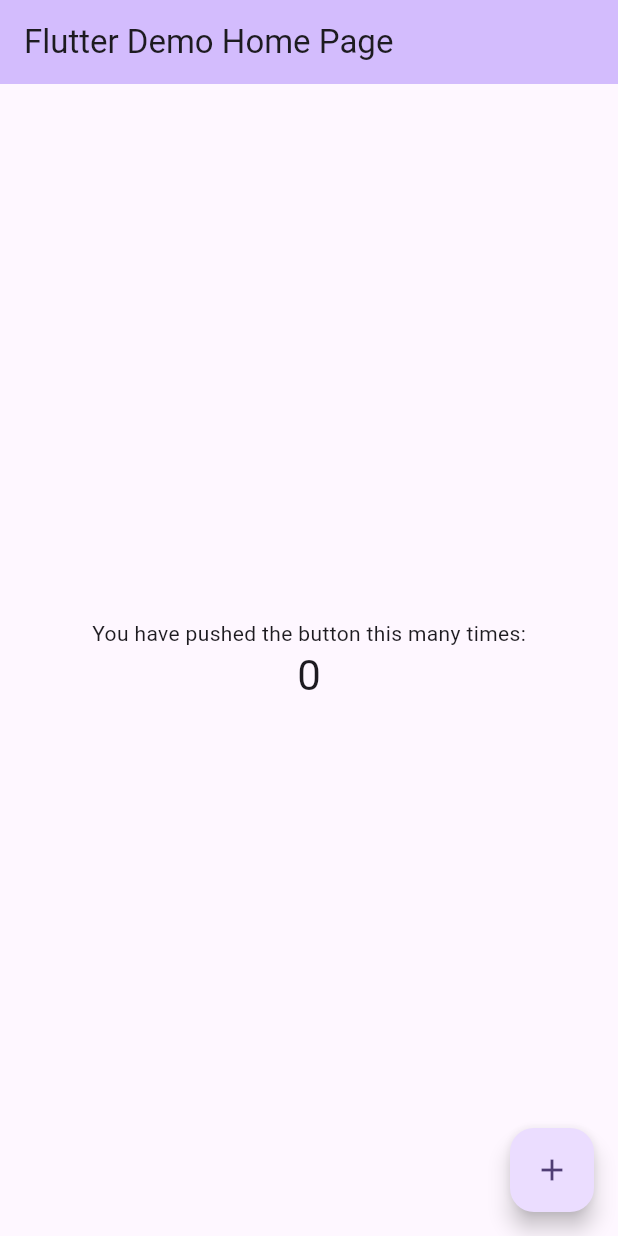
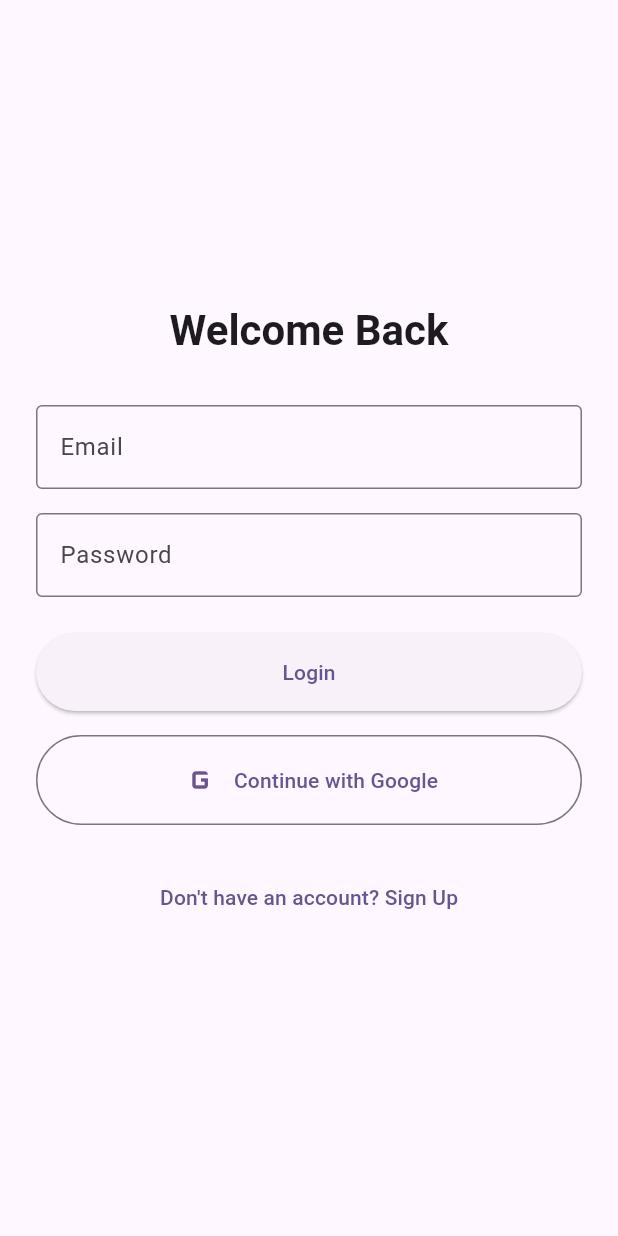
Before and after one commit to harshsutariya1/helphub, a Flutter app: the screen it shows after launch, on a phone screen of 412 x 824 dp. Run offline on Flutter 3.47's test engine with Material 3 defaults, Android fonts, the phone set to English and light mode, and no system bars; our stand-ins replace flutter_riverpod, go_router, riverpod_annotation, supabase_flutter; accounts and stored records are empty; generated files the repository leaves out were written again.

Commit message:
feat: integrate Supabase authentication with Riverpod

```diff
--- /dev/null
+++ b/lib/features/auth/data/auth_repository.dart
@@ -0,0 +1,48 @@
+import 'package:riverpod_annotation/riverpod_annotation.dart';
+import 'package:supabase_flutter/supabase_flutter.dart';
+import '../../../core/providers/supabase_provider.dart';
+
+part 'auth_repository.g.dart';
+
+class AuthRepository {
+  final SupabaseClient _supabase;
+
+  AuthRepository(this._supabase);
+
+  Stream<AuthState> get authStateChanges => _supabase.auth.onAuthStateChange;
+
+  User? get currentUser => _supabase.auth.currentUser;
+
+  Future<AuthResponse> signInWithEmailPassword(
+    String email,
+    String password,
+  ) async {
+    return await _supabase.auth.signInWithPassword(
+      email: email,
+      password: password,
+    );
+  }
+
+  Future<AuthResponse> signUpWithEmailPassword(
+    String email,
+    String password,
+  ) async {
+    return await _supabase.auth.signUp(email: email, password: password);
+  }
+
+  Future<void> signInWithGoogle() async {}
+
+  Future<void> signOut() async {
+    await _supabase.auth.signOut();
+  }
+}
+
+@Riverpod(keepAlive: true)
+AuthRepository authRepository(Ref ref) {
+  return AuthRepository(ref.watch(supabaseProvider));
+}
+
+@Riverpod(keepAlive: true)
+Stream<AuthState> authState(Ref ref) {
+  return ref.watch(authRepositoryProvider).authStateChanges;
+}
--- /dev/null
+++ b/lib/features/auth/presentation/screens/login_screen.dart
@@ -0,0 +1,125 @@
+import 'package:flutter/material.dart';
+import 'package:flutter_riverpod/flutter_riverpod.dart';
+import 'package:go_router/go_router.dart';
+import '../controllers/auth_controller.dart';
+
+class LoginScreen extends ConsumerStatefulWidget {
+  const LoginScreen({super.key});
+
+  @override
+  ConsumerState<LoginScreen> createState() => _LoginScreenState();
+}
+
+class _LoginScreenState extends ConsumerState<LoginScreen> {
+  final _emailController = TextEditingController();
+  final _passwordController = TextEditingController();
+  final _formKey = GlobalKey<FormState>();
+
+  @override
+  void dispose() {
+    _emailController.dispose();
+    _passwordController.dispose();
+    super.dispose();
+  }
+
+  void _submit() {
+    if (_formKey.currentState!.validate()) {
+      ref
+          .read(authControllerProvider.notifier)
+          .signInWithEmailPassword(
+            _emailController.text.trim(),
+            _passwordController.text,
+          );
+    }
+  }
+
+  @override
+  Widget build(BuildContext context) {
+    ref.listen<AsyncValue>(authControllerProvider, (_, state) {
+      if (!state.isLoading && state.hasError) {
+        ScaffoldMessenger.of(
+          context,
+        ).showSnackBar(SnackBar(content: Text(state.error.toString())));
+      }
+    });
+
+    final authState = ref.watch(authControllerProvider);
+    final isLoading = authState.isLoading;
+
+    return Scaffold(
+      body: Center(
+        child: SingleChildScrollView(
+          padding: const EdgeInsets.all(24.0),
+          child: Form(
+            key: _formKey,
+            child: Column(
+              mainAxisAlignment: MainAxisAlignment.center,
+              crossAxisAlignment: CrossAxisAlignment.stretch,
+              children: [
+                Text(
+                  'Welcome Back',
+                  style: Theme.of(context).textTheme.headlineMedium?.copyWith(
+                    fontWeight: FontWeight.bold,
+                  ),
+                  textAlign: TextAlign.center,
+                ),
+                const SizedBox(height: 32),
+                TextFormField(
+                  controller: _emailController,
+                  decoration: const InputDecoration(
+                    labelText: 'Email',
+                    border: OutlineInputBorder(),
+                  ),
+                  keyboardType: TextInputType.emailAddress,
+                  validator: (value) => value != null && value.contains('@')
+                      ? null
+                      : 'Enter a valid email',
+                ),
+                const SizedBox(height: 16),
+                TextFormField(
+                  controller: _passwordController,
+                  decoration: const InputDecoration(
+                    labelText: 'Password',
+                    border: OutlineInputBorder(),
+                  ),
+                  obscureText: true,
+                  validator: (value) => value != null && value.length >= 6
+                      ? null
+                      : 'Password must be at least 6 characters',
+                ),
+                const SizedBox(height: 24),
+                ElevatedButton(
+                  onPressed: isLoading ? null : _submit,
+                  style: ElevatedButton.styleFrom(
+                    padding: const EdgeInsets.symmetric(vertical: 16),
+                  ),
+                  child: isLoading
+                      ? const CircularProgressIndicator()
+                      : const Text('Login'),
+                ),
+                const SizedBox(height: 16),
+                OutlinedButton.icon(
+                  onPressed: isLoading
+                      ? null
+                      : () => ref
+                            .read(authControllerProvider.notifier)
+                            .signInWithGoogle(),
+                  icon: const Icon(Icons.g_mobiledata, size: 28),
+                  label: const Text('Continue with Google'),
+                  style: OutlinedButton.styleFrom(
+                    padding: const EdgeInsets.symmetric(vertical: 16),
+                  ),
+                ),
+                const SizedBox(height: 24),
+                TextButton(
+                  onPressed: () => context.go('/signup'),
+                  child: const Text('Don\'t have an account? Sign Up'),
+                ),
+              ],
+            ),
+          ),
+        ),
+      ),
+    );
+  }
+}
--- a/lib/home_page.dart
+++ /dev/null
@@ -1,47 +0,0 @@
-import 'package:flutter/material.dart';
-
-class MyHomePage extends StatefulWidget {
-  const MyHomePage({super.key, required this.title});
-
-  final String title;
-
-  @override
-  State<MyHomePage> createState() => _MyHomePageState();
-}
-
-class _MyHomePageState extends State<MyHomePage> {
-  int _counter = 0;
-
-  void _incrementCounter() {
-    setState(() {
-      _counter++;
-    });
-  }
-
-  @override
-  Widget build(BuildContext context) {
-    return Scaffold(
-      appBar: AppBar(
-        backgroundColor: Theme.of(context).colorScheme.inversePrimary,
-        title: Text(widget.title),
-      ),
-      body: Center(
-        child: Column(
-          mainAxisAlignment: MainAxisAlignment.center,
-          children: <Widget>[
-            const Text('You have pushed the button this many times:'),
-            Text(
-              '$_counter',
-              style: Theme.of(context).textTheme.headlineMedium,
-            ),
-          ],
-        ),
-      ),
-      floatingActionButton: FloatingActionButton(
-        onPressed: _incrementCounter,
-        tooltip: 'Increment',
-        child: const Icon(Icons.add),
-      ),
-    );
-  }
-}
--- a/lib/main.dart
+++ b/lib/main.dart
@@ -1,22 +1,33 @@
 import 'package:flutter/material.dart';
-import 'home_page.dart';
+import 'package:flutter_riverpod/flutter_riverpod.dart';
+import 'package:supabase_flutter/supabase_flutter.dart';
+import 'core/router/app_router.dart';
 
-void main() {
-  runApp(const MyApp());
+void main() async {
+  WidgetsFlutterBinding.ensureInitialized();
+
+  await Supabase.initialize(
+    url: 'https://bjbrewttpebpxivlhuzn.supabase.co',
+    anonKey: 'sb_publishable_sG_RCQVm7XGZaw_PXaiudw_FR-qFJFL',
+  );
+
+  runApp(const ProviderScope(child: MyApp()));
 }
 
-class MyApp extends StatelessWidget {
+class MyApp extends ConsumerWidget {
   const MyApp({super.key});
 
   @override
-  Widget build(BuildContext context) {
-    return MaterialApp(
-      title: 'Flutter Demo',
+  Widget build(BuildContext context, WidgetRef ref) {
+    final router = ref.watch(appRouterProvider);
+
+    return MaterialApp.router(
+      debugShowCheckedModeBanner: false,
+      routerConfig: router,
       theme: ThemeData(
         colorScheme: ColorScheme.fromSeed(seedColor: Colors.deepPurple),
         useMaterial3: true,
       ),
-      home: const MyHomePage(title: 'Flutter Demo Home Page'),
     );
   }
 }
```
Also changed, not shown: lib/core/providers/supabase_provider.dart (added, +9 -0 lines), lib/core/router/app_router.dart (added, +41 -0 lines), lib/features/auth/presentation/controllers/auth_controller.dart (added, +42 -0 lines), lib/features/auth/presentation/screens/signup_screen.dart (added, +125 -0 lines), lib/src/home_page.dart (added, +51 -0 lines), pubspec.yaml (+15 -0 lines), lib/core/providers/supabase_provider.g.dart (added), lib/core/router/app_router.g.dart (added), lib/features/auth/data/auth_repository.g.dart (added), lib/features/auth/presentation/controllers/auth_controller.g.dart (added), pubspec.lock, 6 other files.
